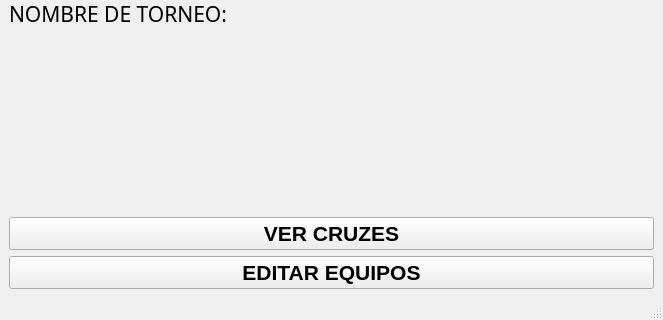
First picture: the form in Tu_torrneo.ui, repository Gino-sys/Proyecto-Final-Programacion, before the edit; both pictures show x 0 to 663 and y 192 to 512 of the 663 by 512 pixel window.
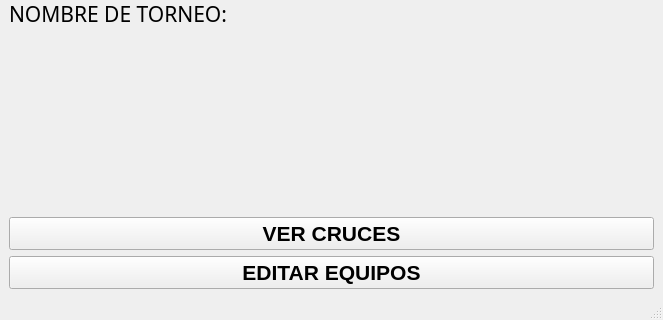
Second picture: the form after the edit.

The edit to the form file:
```diff
--- a/Tu_torrneo.ui
+++ b/Tu_torrneo.ui
@@ -40,7 +40,7 @@
        </font>
       </property>
       <property name="text">
-       <string>VER CRUZES</string>
+       <string>VER CRUCES</string>
       </property>
      </widget>
     </item>
```
